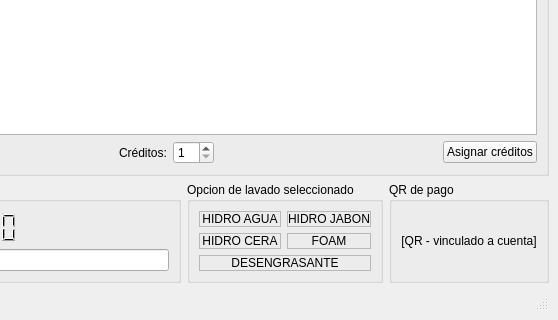
First picture: the form in interfaz.ui, repository braschmontini/ProyectoFinal_ITSV_4-C, before the edit; both pictures show x 308 to 866 and y 152 to 472 of the 866 by 472 pixel window.
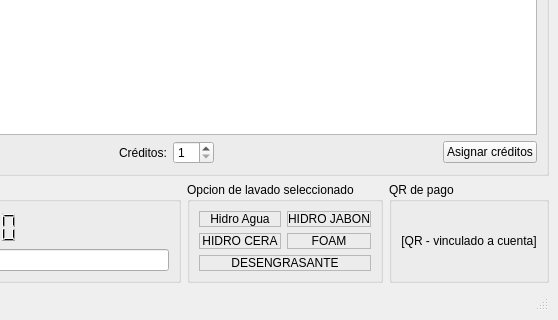
Second picture: the form after the edit.

Commit message: Cambio de mayusculas

Diff of the .ui file:
```diff
--- a/interfaz.ui
+++ b/interfaz.ui
@@ -185,7 +185,7 @@
             <enum>QFrame::Shadow::Sunken</enum>
            </property>
            <property name="text">
-            <string>HIDRO AGUA</string>
+            <string>Hidro Agua</string>
            </property>
            <property name="alignment">
             <set>Qt::AlignmentFlag::AlignCenter</set>
```
